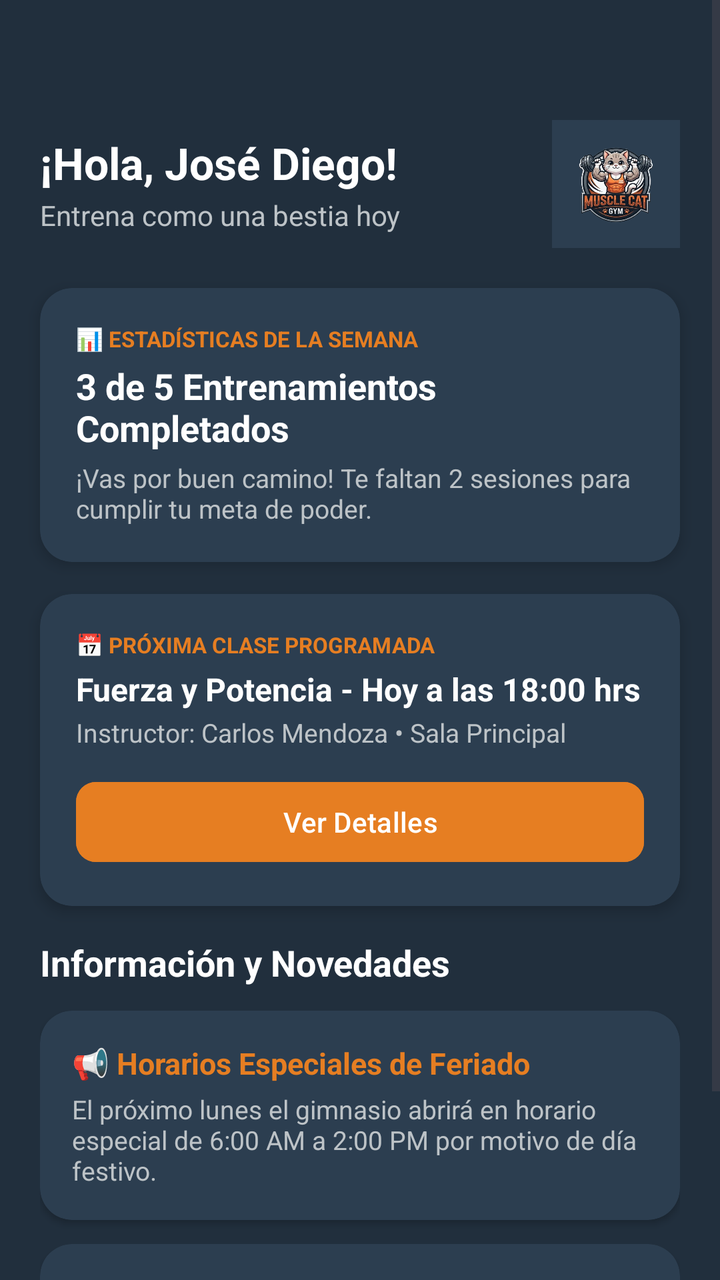
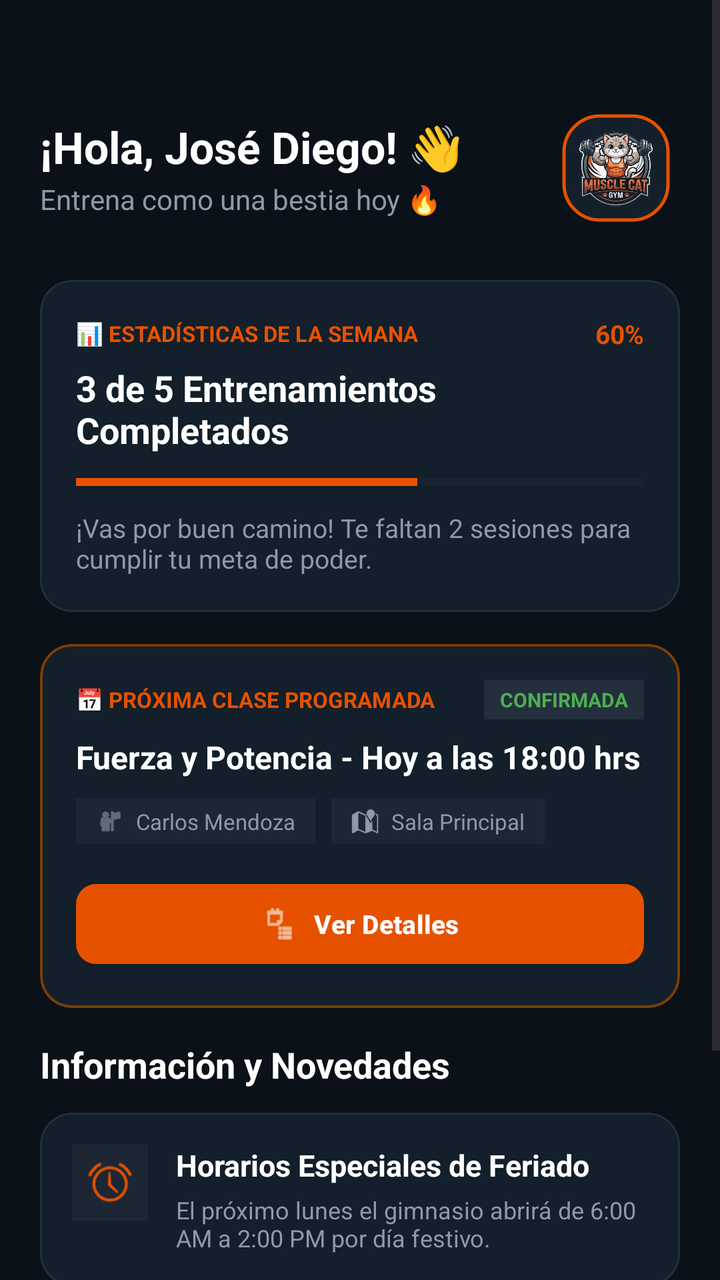

An Android layout rendered at two revisions. The XML below is the earlier revision; the diff shows what the commit changed to produce the second picture.
<!-- AndroidManifest.xml: application theme Theme.Gym -->
<!-- res/layout/fragment_home.xml -->
<?xml version="1.0" encoding="utf-8"?>
<ScrollView xmlns:android="http://schemas.android.com/apk/res/android"
    xmlns:app="http://schemas.android.com/apk/res-auto"
    android:layout_width="match_parent"
    android:layout_height="match_parent"
    android:background="#212F3D"
    android:fillViewport="true">

    <LinearLayout
        android:layout_width="match_parent"
        android:layout_height="wrap_content"
        android:orientation="vertical"
        android:paddingTop="40dp"
        android:paddingBottom="24dp">

        
        <LinearLayout
            android:layout_width="match_parent"
            android:layout_height="wrap_content"
            android:orientation="horizontal"
            android:gravity="center_vertical"
            android:padding="20dp">

            <LinearLayout
                android:layout_width="0dp"
                android:layout_height="wrap_content"
                android:layout_weight="1"
                android:orientation="vertical">

                <TextView
                    android:layout_width="wrap_content"
                    android:layout_height="wrap_content"
                    android:text="¡Hola, José Diego!"
                    android:textColor="#FFFFFF"
                    android:textSize="22sp"
                    android:textStyle="bold" />

                <TextView
                    android:layout_width="wrap_content"
                    android:layout_height="wrap_content"
                    android:text="Entrena como una bestia hoy"
                    android:textColor="#BDC3C7"
                    android:textSize="14sp"
                    android:layout_marginTop="2dp" />
            </LinearLayout>

            
            <ImageView
                android:layout_width="64dp"
                android:layout_height="64dp"
                android:src="@drawable/muscle_cat_logo"
                android:background="#2C3E50"
                android:padding="6dp"
                android:scaleType="centerCrop" />
        </LinearLayout>

        
        <androidx.cardview.widget.CardView
            android:layout_width="match_parent"
            android:layout_height="wrap_content"
            android:layout_marginStart="20dp"
            android:layout_marginEnd="20dp"
            android:layout_marginBottom="16dp"
            app:cardCornerRadius="16dp"
            app:cardBackgroundColor="#2C3E50"
            app:cardElevation="4dp">

            <LinearLayout
                android:layout_width="match_parent"
                android:layout_height="wrap_content"
                android:orientation="vertical"
                android:padding="18dp">

                <TextView
                    android:layout_width="wrap_content"
                    android:layout_height="wrap_content"
                    android:text="📊 ESTADÍSTICAS DE LA SEMANA"
                    android:textColor="#E67E22"
                    android:textSize="11sp"
                    android:textStyle="bold" />

                <TextView
                    android:layout_width="wrap_content"
                    android:layout_height="wrap_content"
                    android:text="3 de 5 Entrenamientos Completados"
                    android:textColor="#FFFFFF"
                    android:textSize="18sp"
                    android:textStyle="bold"
                    android:layout_marginTop="4dp" />

                <TextView
                    android:layout_width="wrap_content"
                    android:layout_height="wrap_content"
                    android:text="¡Vas por buen camino! Te faltan 2 sesiones para cumplir tu meta de poder."
                    android:textColor="#BDC3C7"
                    android:textSize="13sp"
                    android:layout_marginTop="4dp" />
            </LinearLayout>
        </androidx.cardview.widget.CardView>

        
        <androidx.cardview.widget.CardView
            android:layout_width="match_parent"
            android:layout_height="wrap_content"
            android:layout_marginStart="20dp"
            android:layout_marginEnd="20dp"
            android:layout_marginBottom="16dp"
            app:cardCornerRadius="16dp"
            app:cardBackgroundColor="#2C3E50"
            app:cardElevation="4dp">

            <LinearLayout
                android:layout_width="match_parent"
                android:layout_height="wrap_content"
                android:orientation="vertical"
                android:padding="18dp">

                <TextView
                    android:layout_width="wrap_content"
                    android:layout_height="wrap_content"
                    android:text="📅 PRÓXIMA CLASE PROGRAMADA"
                    android:textColor="#E67E22"
                    android:textSize="11sp"
                    android:textStyle="bold" />

                <TextView
                    android:layout_width="wrap_content"
                    android:layout_height="wrap_content"
                    android:text="Fuerza y Potencia - Hoy a las 18:00 hrs"
                    android:textColor="#FFFFFF"
                    android:textSize="16sp"
                    android:textStyle="bold"
                    android:layout_marginTop="4dp" />

                <TextView
                    android:layout_width="wrap_content"
                    android:layout_height="wrap_content"
                    android:text="Instructor: Carlos Mendoza • Sala Principal"
                    android:textColor="#BDC3C7"
                    android:textSize="13sp"
                    android:layout_marginTop="2dp"
                    android:layout_marginBottom="12dp" />

                <Button
                    android:layout_width="match_parent"
                    android:layout_height="48dp"
                    android:backgroundTint="#E67E22"
                    android:text="Ver Detalles"
                    android:textColor="#FFFFFF"
                    app:cornerRadius="10dp" />
            </LinearLayout>
        </androidx.cardview.widget.CardView>

        
        <LinearLayout
            android:layout_width="match_parent"
            android:layout_height="wrap_content"
            android:orientation="vertical"
            android:paddingStart="20dp"
            android:paddingEnd="20dp">

            <TextView
                android:layout_width="wrap_content"
                android:layout_height="wrap_content"
                android:text="Información y Novedades"
                android:textColor="#FFFFFF"
                android:textSize="18sp"
                android:textStyle="bold"
                android:layout_marginBottom="12dp" />

            <androidx.cardview.widget.CardView
                android:layout_width="match_parent"
                android:layout_height="wrap_content"
                android:layout_marginBottom="12dp"
                app:cardCornerRadius="16dp"
                app:cardBackgroundColor="#2C3E50">

                <LinearLayout
                    android:layout_width="match_parent"
                    android:layout_height="wrap_content"
                    android:orientation="vertical"
                    android:padding="16dp">

                    <TextView
                        android:layout_width="wrap_content"
                        android:layout_height="wrap_content"
                        android:text="📢 Horarios Especiales de Feriado"
                        android:textColor="#E67E22"
                        android:textSize="15sp"
                        android:textStyle="bold" />

                    <TextView
                        android:layout_width="wrap_content"
                        android:layout_height="wrap_content"
                        android:text="El próximo lunes el gimnasio abrirá en horario especial de 6:00 AM a 2:00 PM por motivo de día festivo."
                        android:textColor="#BDC3C7"
                        android:textSize="13sp"
                        android:layout_marginTop="4dp" />
                </LinearLayout>
            </androidx.cardview.widget.CardView>

            <androidx.cardview.widget.CardView
                android:layout_width="match_parent"
                android:layout_height="wrap_content"
                app:cardCornerRadius="16dp"
                app:cardBackgroundColor="#2C3E50">

                <LinearLayout
                    android:layout_width="match_parent"
                    android:layout_height="wrap_content"
                    android:orientation="vertical"
                    android:padding="16dp">

                    <TextView
                        android:layout_width="wrap_content"
                        android:layout_height="wrap_content"
                        android:text="💡 Tip del Día de Muscle Cat"
                        android:textColor="#E67E22"
                        android:textSize="15sp"
                        android:textStyle="bold" />

                    <TextView
                        android:layout_width="wrap_content"
                        android:layout_height="wrap_content"
                        android:text="La constancia construye músculo. Mantén una buena hidratación y técnica impecable en cada levantamiento."
                        android:textColor="#BDC3C7"
                        android:textSize="13sp"
                        android:layout_marginTop="4dp" />
                </LinearLayout>
            </androidx.cardview.widget.CardView>

        </LinearLayout>

    </LinearLayout>
</ScrollView>
<!-- resources referenced by this layout -->
<resources>
  <!-- drawable muscle_cat_logo: png bitmap (drawable, 176794 bytes) -->
  <style name="Theme.Gym" parent="Base.Theme.Gym" />
  <style name="Base.Theme.Gym" parent="Theme.Material3.DayNight.NoActionBar">
          
          
      </style>
</resources>

<!-- the commit's change to res/layout/fragment_home.xml (unified diff, before → after) -->
@@ -3,7 +3,7 @@
     xmlns:app="http://schemas.android.com/apk/res-auto"
     android:layout_width="match_parent"
     android:layout_height="match_parent"
-    android:background="#212F3D"
+    android:background="#0A1118"
     android:fillViewport="true">
 
     <LinearLayout
@@ -17,9 +17,10 @@
         <LinearLayout
             android:layout_width="match_parent"
             android:layout_height="wrap_content"
+            android:gravity="center_vertical"
             android:orientation="horizontal"
-            android:gravity="center_vertical"
-            android:padding="20dp">
+            android:paddingHorizontal="20dp"
+            android:paddingVertical="12dp">
 
             <LinearLayout
                 android:layout_width="0dp"
@@ -30,7 +31,7 @@
                 <TextView
                     android:layout_width="wrap_content"
                     android:layout_height="wrap_content"
-                    android:text="¡Hola, José Diego!"
+                    android:text="¡Hola, José Diego! 👋"
                     android:textColor="#FFFFFF"
                     android:textSize="22sp"
                     android:textStyle="bold" />
@@ -38,32 +39,37 @@
                 <TextView
                     android:layout_width="wrap_content"
                     android:layout_height="wrap_content"
-                    android:text="Entrena como una bestia hoy"
-                    android:textColor="#BDC3C7"
-                    android:textSize="14sp"
-                    android:layout_marginTop="2dp" />
+                    android:layout_marginTop="2dp"
+                    android:text="Entrena como una bestia hoy 🔥"
+                    android:textColor="#8E9AA8"
+                    android:textSize="14sp" />
             </LinearLayout>
 
             
-            <ImageView
+            <com.google.android.material.imageview.ShapeableImageView
                 android:layout_width="64dp"
                 android:layout_height="64dp"
+                android:background="#131F2A"
+                android:padding="6dp"
+                android:scaleType="centerCrop"
                 android:src="@drawable/muscle_cat_logo"
-                android:background="#2C3E50"
-                android:padding="6dp"
-                android:scaleType="centerCrop" />
+                app:shapeAppearanceOverlay="@style/ShapeAppearanceOverlay.MaterialComponents.MaterialCalendar.Day"
+                app:strokeColor="#E65100"
+                app:strokeWidth="1.5dp" />
         </LinearLayout>
 
         
-        <androidx.cardview.widget.CardView
+        <com.google.android.material.card.MaterialCardView
             android:layout_width="match_parent"
             android:layout_height="wrap_content"
-            android:layout_marginStart="20dp"
-            android:layout_marginEnd="20dp"
+            android:layout_marginHorizontal="20dp"
+            android:layout_marginTop="12dp"
             android:layout_marginBottom="16dp"
+            app:cardBackgroundColor="#131F2A"
             app:cardCornerRadius="16dp"
-            app:cardBackgroundColor="#2C3E50"
-            app:cardElevation="4dp">
+            app:cardElevation="0dp"
+            app:strokeColor="#242F3D"
+            app:strokeWidth="1dp">
 
             <LinearLayout
                 android:layout_width="match_parent"
@@ -71,43 +77,71 @@
                 android:orientation="vertical"
                 android:padding="18dp">
 
-                <TextView
-                    android:layout_width="wrap_content"
-                    android:layout_height="wrap_content"
-                    android:text="📊 ESTADÍSTICAS DE LA SEMANA"
-                    android:textColor="#E67E22"
-                    android:textSize="11sp"
-                    android:textStyle="bold" />
-
-                <TextView
-                    android:layout_width="wrap_content"
-                    android:layout_height="wrap_content"
+                <LinearLayout
+                    android:layout_width="match_parent"
+                    android:layout_height="wrap_content"
+                    android:gravity="center_vertical"
+                    android:orientation="horizontal">
+
+                    <TextView
+                        android:layout_width="0dp"
+                        android:layout_height="wrap_content"
+                        android:layout_weight="1"
+                        android:text="📊 ESTADÍSTICAS DE LA SEMANA"
+                        android:textColor="#E65100"
+                        android:textSize="11sp"
+                        android:textStyle="bold" />
+
+                    <TextView
+                        android:layout_width="wrap_content"
+                        android:layout_height="wrap_content"
+                        android:text="60%"
+                        android:textColor="#E65100"
+                        android:textSize="13sp"
+                        android:textStyle="bold" />
+                </LinearLayout>
+
+                <TextView
+                    android:layout_width="wrap_content"
+                    android:layout_height="wrap_content"
+                    android:layout_marginTop="6dp"
                     android:text="3 de 5 Entrenamientos Completados"
                     android:textColor="#FFFFFF"
                     android:textSize="18sp"
-                    android:textStyle="bold"
-                    android:layout_marginTop="4dp" />
-
-                <TextView
-                    android:layout_width="wrap_content"
-                    android:layout_height="wrap_content"
+                    android:textStyle="bold" />
+
+                
+                <ProgressBar
+                    style="?android:attr/progressBarStyleHorizontal"
+                    android:layout_width="match_parent"
+                    android:layout_height="8dp"
+                    android:layout_marginTop="10dp"
+                    android:max="5"
+                    android:progress="3"
+                    android:progressBackgroundTint="#242F3D"
+                    android:progressTint="#E65100" />
+
+                <TextView
+                    android:layout_width="wrap_content"
+                    android:layout_height="wrap_content"
+                    android:layout_marginTop="10dp"
                     android:text="¡Vas por buen camino! Te faltan 2 sesiones para cumplir tu meta de poder."
-                    android:textColor="#BDC3C7"
-                    android:textSize="13sp"
-                    android:layout_marginTop="4dp" />
+                    android:textColor="#8E9AA8"
+                    android:textSize="13sp" />
             </LinearLayout>
-        </androidx.cardview.widget.CardView>
+        </com.google.android.material.card.MaterialCardView>
 
         
-        <androidx.cardview.widget.CardView
+        <com.google.android.material.card.MaterialCardView
             android:layout_width="match_parent"
             android:layout_height="wrap_content"
-            android:layout_marginStart="20dp"
-            android:layout_marginEnd="20dp"
+            android:layout_marginHorizontal="20dp"
             android:layout_marginBottom="16dp"
+            app:cardBackgroundColor="#131F2A"
             app:cardCornerRadius="16dp"
-            app:cardBackgroundColor="#2C3E50"
-            app:cardElevation="4dp">
+            app:cardElevation="0dp"
+            app:strokeColor="#7A3D08"
+            app:strokeWidth="1.2dp">
 
             <LinearLayout
                 android:layout_width="match_parent"
@@ -115,119 +149,232 @@
                 android:orientation="vertical"
                 android:padding="18dp">
 
-                <TextView
-                    android:layout_width="wrap_content"
-                    android:layout_height="wrap_content"
-                    android:text="📅 PRÓXIMA CLASE PROGRAMADA"
-                    android:textColor="#E67E22"
-                    android:textSize="11sp"
-                    android:textStyle="bold" />
-
-                <TextView
-                    android:layout_width="wrap_content"
-                    android:layout_height="wrap_content"
+                <LinearLayout
+                    android:layout_width="match_parent"
+                    android:layout_height="wrap_content"
+                    android:gravity="center_vertical"
+                    android:orientation="horizontal">
+
+                    <TextView
+                        android:layout_width="0dp"
+                        android:layout_height="wrap_content"
+                        android:layout_weight="1"
+                        android:text="📅 PRÓXIMA CLASE PROGRAMADA"
+                        android:textColor="#E65100"
+                        android:textSize="11sp"
+                        android:textStyle="bold" />
+
+                    <TextView
+                        android:layout_width="wrap_content"
+                        android:layout_height="wrap_content"
+                        android:background="#242F3D"
+                        android:paddingHorizontal="8dp"
+                        android:paddingVertical="3dp"
+                        android:text="CONFIRMADA"
+                        android:textColor="#4CAF50"
+                        android:textSize="10sp"
+                        android:textStyle="bold" />
+                </LinearLayout>
+
+                <TextView
+                    android:layout_width="wrap_content"
+                    android:layout_height="wrap_content"
+                    android:layout_marginTop="8dp"
                     android:text="Fuerza y Potencia - Hoy a las 18:00 hrs"
                     android:textColor="#FFFFFF"
                     android:textSize="16sp"
-                    android:textStyle="bold"
-                    android:layout_marginTop="4dp" />
-
-                <TextView
-                    android:layout_width="wrap_content"
-                    android:layout_height="wrap_content"
-                    android:text="Instructor: Carlos Mendoza • Sala Principal"
-                    android:textColor="#BDC3C7"
-                    android:textSize="13sp"
-                    android:layout_marginTop="2dp"
-                    android:layout_marginBottom="12dp" />
-
-                <Button
+                    android:textStyle="bold" />
+
+                
+                <LinearLayout
+                    android:layout_width="match_parent"
+                    android:layout_height="wrap_content"
+                    android:layout_marginTop="10dp"
+                    android:layout_marginBottom="16dp"
+                    android:orientation="horizontal">
+
+                    <LinearLayout
+                        android:layout_width="wrap_content"
+                        android:layout_height="wrap_content"
+                        android:layout_marginEnd="8dp"
+                        android:background="#1C2733"
+                        android:gravity="center_vertical"
+                        android:orientation="horizontal"
+                        android:paddingHorizontal="10dp"
+                        android:paddingVertical="4dp">
+
+                        <ImageView
+                            android:layout_width="14dp"
+                            android:layout_height="14dp"
+                            android:src="@android:drawable/ic_menu_myplaces"
+                            app:tint="#8E9AA8" />
+
+                        <TextView
+                            android:layout_width="wrap_content"
+                            android:layout_height="wrap_content"
+                            android:layout_marginStart="6dp"
+                            android:text="Carlos Mendoza"
+                            android:textColor="#8E9AA8"
+                            android:textSize="11sp" />
+                    </LinearLayout>
+
+                    <LinearLayout
+                        android:layout_width="wrap_content"
+                        android:layout_height="wrap_content"
+                        android:background="#1C2733"
+                        android:gravity="center_vertical"
+                        android:orientation="horizontal"
+                        android:paddingHorizontal="10dp"
+                        android:paddingVertical="4dp">
+
+                        <ImageView
+                            android:layout_width="14dp"
+                            android:layout_height="14dp"
+                            android:src="@android:drawable/ic_dialog_map"
+                            app:tint="#8E9AA8" />
+
+                        <TextView
+                            android:layout_width="wrap_content"
+                            android:layout_height="wrap_content"
+                            android:layout_marginStart="6dp"
+                            android:text="Sala Principal"
+                            android:textColor="#8E9AA8"
+                            android:textSize="11sp" />
+                    </LinearLayout>
+                </LinearLayout>
+
+                <com.google.android.material.button.MaterialButton
+                    android:id="@+id/btnVerDetallesClase"
                     android:layout_width="match_parent"
                     android:layout_height="48dp"
-                    android:backgroundTint="#E67E22"
                     android:text="Ver Detalles"
                     android:textColor="#FFFFFF"
-                    app:cornerRadius="10dp" />
+                    android:textSize="13sp"
+                    android:textStyle="bold"
+                    app:backgroundTint="#E65100"
+                    app:cornerRadius="10dp"
+                    app:icon="@android:drawable/ic_menu_agenda"
+                    app:iconGravity="textStart"
+                    app:iconTint="#FFFFFF" />
             </LinearLayout>
-        </androidx.cardview.widget.CardView>
+        </com.google.android.material.card.MaterialCardView>
 
         
         <LinearLayout
             android:layout_width="match_parent"
             android:layout_height="wrap_content"
             android:orientation="vertical"
-            android:paddingStart="20dp"
-            android:paddingEnd="20dp">
+            android:paddingHorizontal="20dp">
 
             <TextView
                 android:layout_width="wrap_content"
                 android:layout_height="wrap_content"
+                android:layout_marginBottom="12dp"
                 android:text="Información y Novedades"
                 android:textColor="#FFFFFF"
                 android:textSize="18sp"
-                android:textStyle="bold"
-                android:layout_marginBottom="12dp" />
-
-            <androidx.cardview.widget.CardView
+                android:textStyle="bold" />
+
+            
+            <com.google.android.material.card.MaterialCardView
                 android:layout_width="match_parent"
                 android:layout_height="wrap_content"
                 android:layout_marginBottom="12dp"
+                app:cardBackgroundColor="#131F2A"
                 app:cardCornerRadius="16dp"
-                app:cardBackgroundColor="#2C3E50">
-
-                <LinearLayout
-                    android:layout_width="match_parent"
-                    android:layout_height="wrap_content"
-                    android:orientation="vertical"
+                app:cardElevation="0dp"
+                app:strokeColor="#242F3D"
+                app:strokeWidth="1dp">
+
+                <LinearLayout
+                    android:layout_width="match_parent"
+                    android:layout_height="wrap_content"
+                    android:orientation="horizontal"
                     android:padding="16dp">
 
-                    <TextView
-                        android:layout_width="wrap_content"
-                        android:layout_height="wrap_content"
-                        android:text="📢 Horarios Especiales de Feriado"
-                        android:textColor="#E67E22"
-                        android:textSize="15sp"
-                        android:textStyle="bold" />
-
-                    <TextView
-                        android:layout_width="wrap_content"
-                        android:layout_height="wrap_content"
-                        android:text="El próximo lunes el gimnasio abrirá en horario especial de 6:00 AM a 2:00 PM por motivo de día festivo."
-                        android:textColor="#BDC3C7"
-                        android:textSize="13sp"
-                        android:layout_marginTop="4dp" />
-                </LinearLayout>
-            </androidx.cardview.widget.CardView>
-
-            <androidx.cardview.widget.CardView
+                    <ImageView
+                        android:layout_width="38dp"
+                        android:layout_height="38dp"
+                        android:layout_marginEnd="14dp"
+                        android:background="#1C2733"
+                        android:padding="8dp"
+                        android:src="@android:drawable/ic_lock_idle_alarm"
+                        app:tint="#E65100" />
+
+                    <LinearLayout
+                        android:layout_width="0dp"
+                        android:layout_height="wrap_content"
+                        android:layout_weight="1"
+                        android:orientation="vertical">
+
+                        <TextView
+                            android:layout_width="wrap_content"
+                            android:layout_height="wrap_content"
+                            android:text="Horarios Especiales de Feriado"
+                            android:textColor="#FFFFFF"
+                            android:textSize="15sp"
+                            android:textStyle="bold" />
+
+                        <TextView
+                            android:layout_width="wrap_content"
+                            android:layout_height="wrap_content"
+                            android:layout_marginTop="4dp"
+                            android:text="El próximo lunes el gimnasio abrirá de 6:00 AM a 2:00 PM por día festivo."
+                            android:textColor="#8E9AA8"
+                            android:textSize="12sp" />
+                    </LinearLayout>
+                </LinearLayout>
+            </com.google.android.material.card.MaterialCardView>
+
+            
+            <com.google.android.material.card.MaterialCardView
                 android:layout_width="match_parent"
                 android:layout_height="wrap_content"
+                app:cardBackgroundColor="#131F2A"
                 app:cardCornerRadius="16dp"
-                app:cardBackgroundColor="#2C3E50">
-
-                <LinearLayout
-                    android:layout_width="match_parent"
-                    android:layout_height="wrap_content"
-                    android:orientation="vertical"
+                app:cardElevation="0dp"
+                app:strokeColor="#242F3D"
+                app:strokeWidth="1dp">
+
+                <LinearLayout
+                    android:layout_width="match_parent"
+                    android:layout_height="wrap_content"
+                    android:orientation="horizontal"
                     android:padding="16dp">
 
-                    <TextView
-                        android:layout_width="wrap_content"
-                        android:layout_height="wrap_content"
-                        android:text="💡 Tip del Día de Muscle Cat"
-                        android:textColor="#E67E22"
-                        android:textSize="15sp"
-                        android:textStyle="bold" />
-
-                    <TextView
-                        android:layout_width="wrap_content"
-                        android:layout_height="wrap_content"
-                        android:text="La constancia construye músculo. Mantén una buena hidratación y técnica impecable en cada levantamiento."
-                        android:textColor="#BDC3C7"
-                        android:textSize="13sp"
-                        android:layout_marginTop="4dp" />
-                </LinearLayout>
-            </androidx.cardview.widget.CardView>
+                    <ImageView
+                        android:layout_width="38dp"
+                        android:layout_height="38dp"
+                        android:layout_marginEnd="14dp"
+                        android:background="#1C2733"
+                        android:padding="8dp"
+                        android:src="@android:drawable/btn_star_big_on"
+                        app:tint="#E65100" />
+
+                    <LinearLayout
+                        android:layout_width="0dp"
+                        android:layout_height="wrap_content"
+                        android:layout_weight="1"
+                        android:orientation="vertical">
+
+                        <TextView
+                            android:layout_width="wrap_content"
+                            android:layout_height="wrap_content"
+                            android:text="Tip del Día de Muscle Cat"
+                            android:textColor="#FFFFFF"
+                            android:textSize="15sp"
+                            android:textStyle="bold" />
+
+                        <TextView
+                            android:layout_width="wrap_content"
+                            android:layout_height="wrap_content"
+                            android:layout_marginTop="4dp"
+                            android:text="La constancia construye músculo. Mantén buena hidratación y técnica impecable en cada serie."
+                            android:textColor="#8E9AA8"
+                            android:textSize="12sp" />
+                    </LinearLayout>
+                </LinearLayout>
+            </com.google.android.material.card.MaterialCardView>
 
         </LinearLayout>
 
